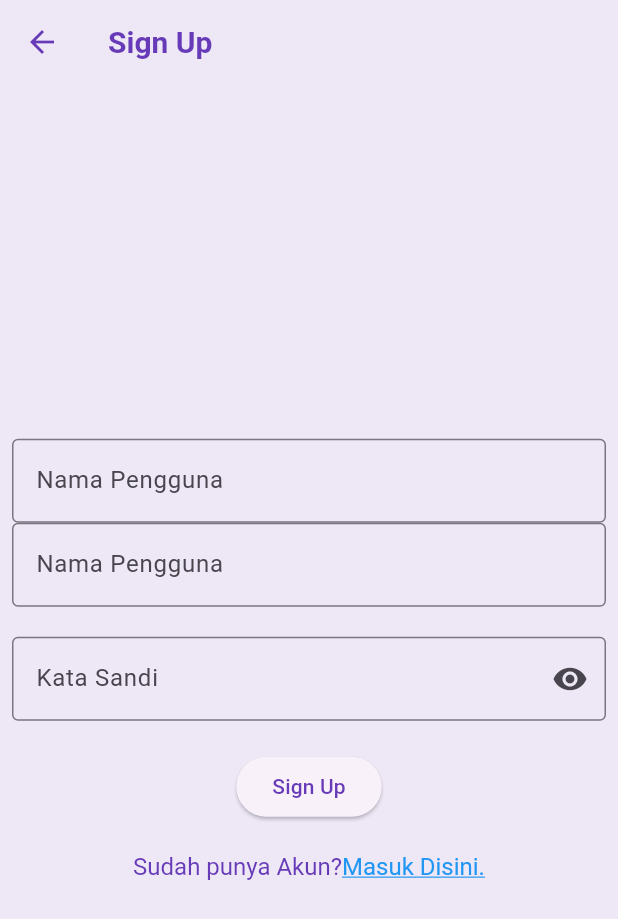
After one commit to AnnisaAllyaSalsabillah/11_WisataCandi_Annisa, a Flutter app: the SignUpScreen screen opened directly, on a phone screen of 412 x 824 dp. The commit adds this screen. Shown: the top 919 px of the screen. Run offline on Flutter 3.47's test engine with Material 3 defaults, Android fonts, the phone set to English and light mode, and no system bars.

Commit message:
Pertemuan 14

```diff
--- /dev/null
+++ b/lib/screen/sign_up_screen.dart
@@ -0,0 +1,119 @@
+import 'dart:ui';
+import 'package:flutter/material.dart';
+import 'package:flutter/gestures.dart';
+
+class SignUpScreen extends StatefulWidget {
+  const SignUpScreen({super.key});
+
+  @override
+  State<SignUpScreen> createState() => _SignUpScreenState();
+}
+
+class _SignUpScreenState extends State<SignUpScreen> {
+  //TODO: 1. Deklarasikan Variable
+  final TextEditingController _usernameController = TextEditingController();
+  final TextEditingController _nameController = TextEditingController();
+  final TextEditingController _passwordController = TextEditingController();
+
+  String _errorText = '';
+  bool _isSignedUp = false;
+  bool _obscurePassword = false;
+
+  @override
+  Widget build(BuildContext context) {
+    return Scaffold(
+      //TODO : 2. Pasang AppBar
+      appBar: AppBar(
+        title: const Text('Sign Up'),
+      ),
+      //TODO : 3. Pasang Body
+      body: Center(
+        child: SingleChildScrollView(
+          child: Padding(
+            padding: const EdgeInsets.all(8.0),
+            child: Form(
+              child: Column(
+                //TODO: 4. Atur MainAxisAlignment dan CrossAxisAlignment
+                mainAxisAlignment: MainAxisAlignment.center,
+                crossAxisAlignment: CrossAxisAlignment.center,
+                children: [
+                  //TODO: 9. Pasang TextFormField Nama
+                  TextFormField(
+                    controller: _nameController,
+                    decoration: const InputDecoration(
+                      labelText: "Nama Pengguna",
+                      border: OutlineInputBorder(),
+                    ),
+                  ),
+                  //TODO: 5. Pasang TextFormField Nama Pengguna
+                  TextFormField(
+                    controller: _usernameController,
+                    decoration: const InputDecoration(
+                      labelText: "Nama Pengguna",
+                      border: OutlineInputBorder(),
+                    ),
+                  ),
+                  //TODO: 6. Pasang TextFormField Kata sandi
+                  const SizedBox(
+                    height: 20,
+                  ),
+                  TextFormField(
+                    controller: _passwordController,
+                    decoration: InputDecoration(
+                      labelText: "Kata Sandi",
+                      errorText: _errorText.isNotEmpty ? _errorText : null,
+                      border: const OutlineInputBorder(),
+                      suffixIcon: IconButton(
+                        onPressed: () {
+                          setState(() {
+                            _obscurePassword = !_obscurePassword;
+                          });
+                        },
+                        icon: Icon(_obscurePassword
+                            ? Icons.visibility_off
+                            : Icons.visibility),
+                      ),
+                    ),
+                    obscureText: _obscurePassword,
+                  ),
+                  //TODO: 7. Pasang ElavatedButton Sign Up
+                  const SizedBox(
+                    height: 20,
+                  ),
+                  ElevatedButton(
+                    onPressed: () {},
+                    child: const Text("Sign Up"),
+                  ),
+                  //TODO: 8. Pasang TextButton Sign Up
+                  const SizedBox(
+                    height: 20,
+                  ),
+                  // TextButton(
+                  //   onPressed: () {},
+                  //   child: const Text('Belum Punya Akun? Daftar Disini.'),
+                  // ),
+                  RichText(
+                    text: const TextSpan(
+                      text: "Sudah punya Akun?",
+                      style: TextStyle(fontSize: 16, color: Colors.deepPurple),
+                      children: <TextSpan>[
+                        TextSpan(
+                          text: 'Masuk Disini.',
+                          style: const TextStyle(
+                            color: Colors.blue,
+                            decoration: TextDecoration.underline,
+                            fontSize: 16,
+                          ),
+                        ),
+                      ],
+                    ),
+                  ),
+                ],
+              ),
+            ),
+          ),
+        ),
+      ),
+    );
+  }
+}
```
Also changed, not shown: lib/main.dart (+11 -1 lines), lib/screen/sign_in_screen.dart (added, +110 -0 lines).
